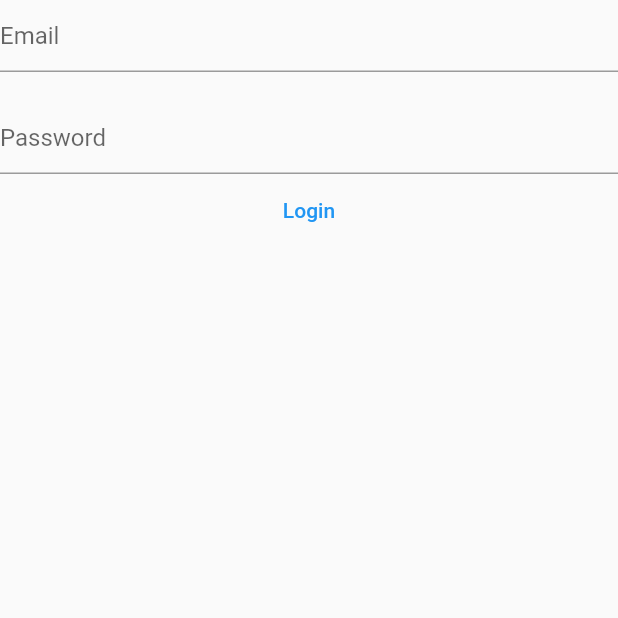
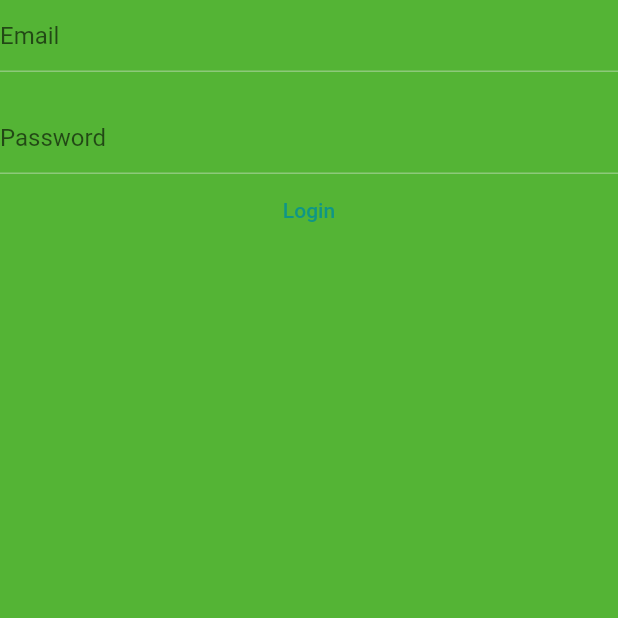
Before and after one commit to Gurung-Manish/HandyMan-Mobile, a Flutter app: the screen it shows after launch, on a phone screen of 412 x 824 dp, the top half of it. Run offline on Flutter 3.47's test engine with Material 2 defaults, Android fonts, the light colour scheme and no system bars; our stand-ins replace bloc, flutter_bloc, freezed_annotation.

Commit message:
adding theme and color

```diff
--- a/lib/features/login/presentation/pages/login_page.dart
+++ b/lib/features/login/presentation/pages/login_page.dart
@@ -19,7 +19,7 @@ class LoginPage extends StatelessWidget {
           children: [
             TextFormField(
               controller: _emailController,
-              decoration: InputDecoration(
+              decoration: const InputDecoration(
                 hintText: "Email",
               ),
             ),
@@ -29,7 +29,7 @@ class LoginPage extends StatelessWidget {
             TextFormField(
               controller: _passwordController,
               obscureText: true,
-              decoration: InputDecoration(
+              decoration: const InputDecoration(
                 hintText: "Password",
               ),
             ),
--- a/lib/main.dart
+++ b/lib/main.dart
@@ -1,5 +1,6 @@
 import 'package:flutter/material.dart';
 import 'package:flutter_bloc/flutter_bloc.dart';
+import 'package:handyman_mobile/theme/colors.dart';
 
 import 'features/login/presentation/bloc/login_bloc.dart';
 import 'features/login/presentation/pages/login_page.dart';
@@ -14,6 +15,8 @@ class MyApp extends StatelessWidget {
   @override
   Widget build(BuildContext context) {
     return MaterialApp(
+      theme: ThemeData.from(colorScheme: lightThemeColors(context)),
+      darkTheme: ThemeData.from(colorScheme: darkThemeColors(context)),
       home: MultiBlocProvider(providers: [
         BlocProvider(
           create: (context) => LoginBloc(),
--- /dev/null
+++ b/lib/theme/colors.dart
@@ -0,0 +1,33 @@
+import 'package:flutter/material.dart';
+
+ColorScheme lightThemeColors(context) {
+  return const ColorScheme(
+    brightness: Brightness.light,
+    primary: Color(0xFF0F9686),
+    onPrimary: Color(0xFFFFFFFF),
+    secondary: Color(0xFF64FFDF),
+    onSecondary: Color(0xFFEAEAEA),
+    error: Color(0xFFF32424),
+    onError: Color(0xFFEAEAEA),
+    background: Color(0xFFF1F2F3),
+    onBackground: Color(0xFFFFFFFF),
+    surface: Color(0xFF54B435),
+    onSurface: Color(0xFFEAEAEA),
+  );
+}
+
+ColorScheme darkThemeColors(context) {
+  return const ColorScheme(
+    brightness: Brightness.dark,
+    primary: Color(0xFF539963),
+    onPrimary: Color(0xFFFFFFFF),
+    secondary: Color(0xFF00A59E),
+    onSecondary: Color(0xFFEAEAEA),
+    error: Color(0xFFF32424),
+    onError: Color(0xFFEAEAEA),
+    background: Color(0xFF202020),
+    onBackground: Color(0xFF505050),
+    surface: Color(0xFF54B435),
+    onSurface: Color(0xFFEAEAEA),
+  );
+}
```
